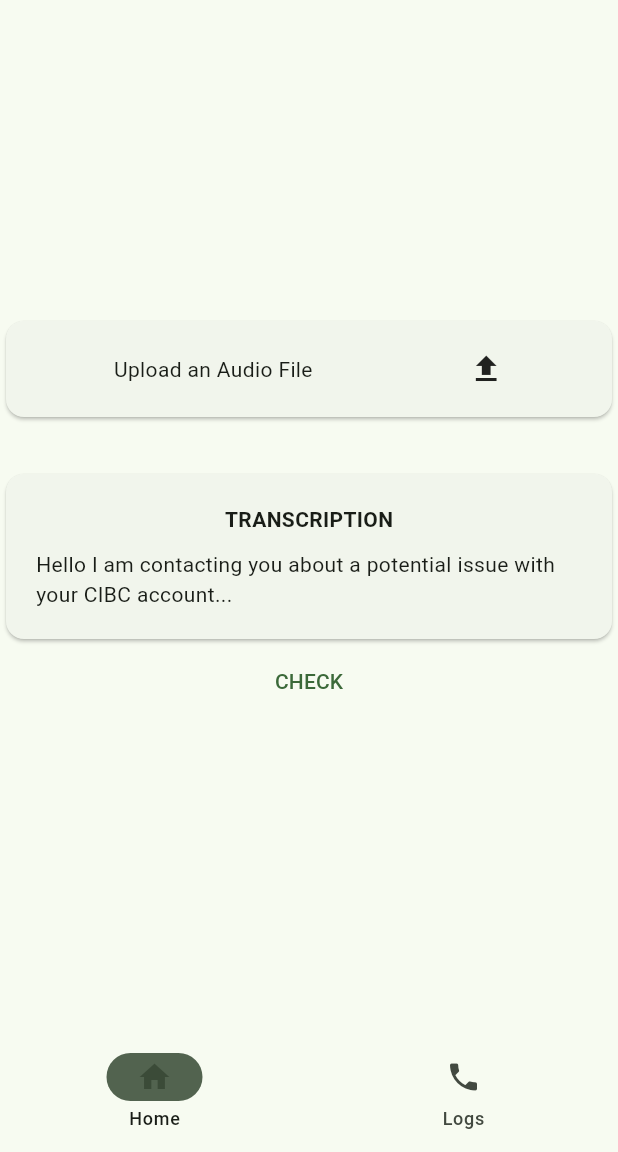
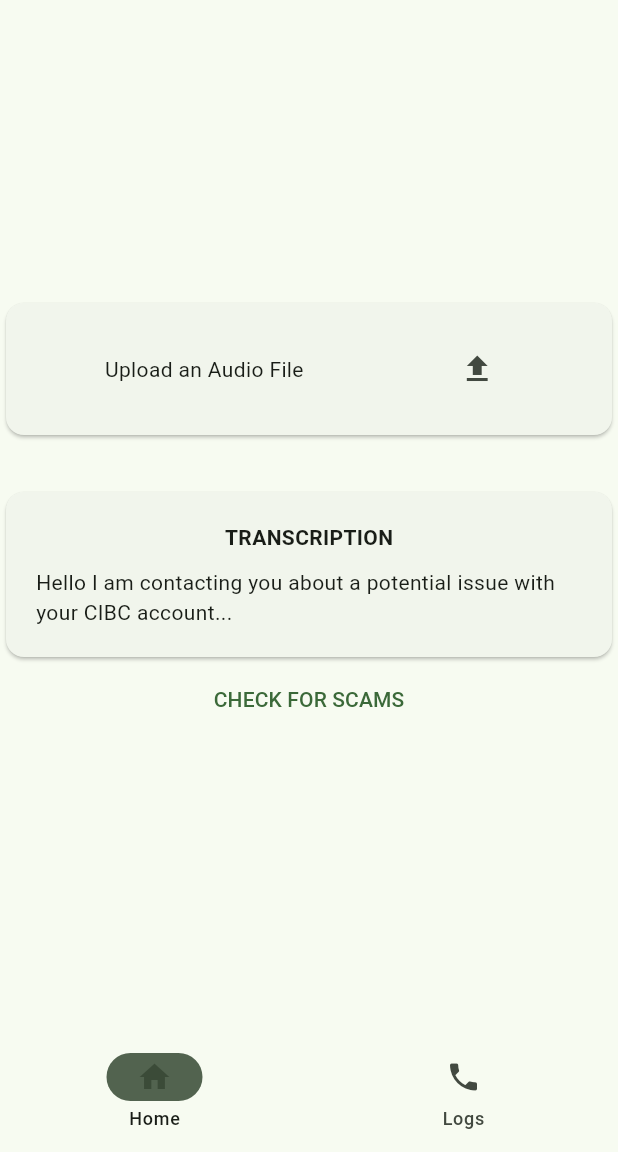
Before and after one commit to Kapetanios99/QHacks2024, a Flutter app: the screen it shows after launch, on a phone screen of 412 x 824 dp, the part 84-1236 px from its top. Run offline on Flutter 3.47's test engine with Material 3 defaults, Android fonts, the phone set to English and light mode, and no system bars; our stand-ins replace file_picker.

Commit message:
Added audio file upload functionality.

```diff
--- a/lib/main.dart
+++ b/lib/main.dart
@@ -1,25 +1,71 @@
 import 'package:call_safe/screens/homePage.dart';
 import 'package:call_safe/screens/logsPage.dart';
 import 'package:flutter/material.dart';
+import 'package:provider/provider.dart';
+import 'package:call_safe/widgets/upload.dart';
+import 'package:call_safe/widgets/transcribedText.dart';
+import 'package:call_safe/widgets/upload.dart';
+import 'package:call_safe/widgets/transcribedText.dart';
+import 'package:call_safe/widgets/scamDetected.dart';
+import 'package:call_safe/widgets/noScamDetected.dart';
+import 'dart:math';
+
 
 void main() {
-  runApp(MyApp());
+  runApp(const MyApp());
 }
 
 class MyApp extends StatelessWidget {
-  MyApp({super.key});
+  const MyApp({super.key});
 
   // This widget is the root of your application.
   @override
   Widget build(BuildContext context) {
-    return MaterialApp(
+    return ChangeNotifierProvider(
+      create: (context) => MyAppState(),
+      child: MaterialApp(
         title: 'CallSafe',
         theme: ThemeData(
           colorScheme: ColorScheme.fromSeed(seedColor: Colors.green),
           useMaterial3: true,
         ),
         home: MyHomePage(),
+      )
     );
+  }
+}
+
+class MyAppState extends ChangeNotifier {
+  var cardsList = <Widget>[
+    Upload(),
+    const SizedBox(height: 30),
+    TranscribedText(),
+  ];
+
+  int alert = 0;
+
+  void addCard(Widget card) {
+    cardsList.add(card);
+    notifyListeners();
+  }
+
+  void checkScam() {
+    int random = Random().nextInt(2);
+
+    if(alert == 1) {
+      cardsList.removeAt(cardsList.length - 1);
+    }
+
+    if (random == 0) {
+      cardsList.add(ScamDetected());
+    }
+    else {
+      cardsList.add(NoScamDetected());
+    }
+
+    alert = 1;
+
+    notifyListeners();
   }
 }
 
@@ -36,9 +82,9 @@
     Widget page;
     switch (selectedIndex) {
       case 0:
-        page = HomePage(title: "CallSafe");
+        page = const HomePage(title: "CallSafe");
       case 1:
-        page = LogsPage();
+        page = const LogsPage();
       default:
         throw UnimplementedError('no widget for $selectedIndex');
     }
@@ -54,7 +100,7 @@
           indicatorColor: Theme.of(context).colorScheme.secondary,
           backgroundColor: Theme.of(context).colorScheme.background,
           selectedIndex: selectedIndex,
-          destinations: <Widget>[
+          destinations: const <Widget>[
             NavigationDestination(
               selectedIcon: Icon(Icons.home),
               icon: Icon(Icons.home_outlined),
--- a/lib/screens/homePage.dart
+++ b/lib/screens/homePage.dart
@@ -1,9 +1,11 @@
 import 'package:flutter/material.dart';
+import 'package:call_safe/main.dart';
 import 'package:call_safe/widgets/upload.dart';
 import 'package:call_safe/widgets/transcribedText.dart';
 import 'package:call_safe/widgets/scamDetected.dart';
 import 'package:call_safe/widgets/noScamDetected.dart';
 import 'dart:math';
+import 'package:provider/provider.dart';
 
 class HomePage extends StatefulWidget {
   const HomePage({super.key, required this.title});
@@ -15,36 +17,10 @@
 }
 
 class _HomePageState extends State<HomePage> {
-  // keep track of if there's an active alert
-  int alert = 0;
-
-  var cardsList = <Widget>[
-    Upload(),
-    SizedBox(height: 30),
-    TranscribedText(),
-  ];
-
-  void checkScam() {
-    setState(() {
-      int random = Random().nextInt(2);
-
-      if(alert == 1) {
-        cardsList.removeAt(cardsList.length - 1);
-      }
-
-      if (random == 0) {
-        cardsList.add(ScamDetected());
-      }
-      else {
-        cardsList.add(NoScamDetected());
-      }
-
-      alert = 1;
-    });
-  }
-
   @override
   Widget build(BuildContext context) {
+
+    var appState = context.watch<MyAppState>();
 
     return Scaffold(
       appBar: AppBar(
@@ -55,10 +31,10 @@
         child: Column(
           mainAxisAlignment: MainAxisAlignment.center,
           children: [
-            ...cardsList,
+            ...appState.cardsList,
             TextButton(
-              onPressed: () => checkScam(),
-              child: const Text("CHECK"),
+              onPressed: () => appState.checkScam(),
+              child: const Text("CHECK FOR SCAMS"),
               ),
           ]
         ),
--- a/lib/screens/logsPage.dart
+++ b/lib/screens/logsPage.dart
@@ -25,6 +25,12 @@
             CallLog(),
             CallLog(),
             CallLog(),
+            CallLog(),
+            CallLog(),
+            CallLog(),
+            CallLog(),
+            CallLog(),
+            CallLog(),
           ]
         ),
       ),
--- a/lib/widgets/upload.dart
+++ b/lib/widgets/upload.dart
@@ -1,4 +1,8 @@
 import 'package:flutter/material.dart';
+import 'package:call_safe/screens/homePage.dart';
+import 'package:call_safe/main.dart';
+import 'package:provider/provider.dart';
+import 'package:call_safe/widgets/futureFile.dart';
 
 class Upload extends StatefulWidget {
   const Upload({
@@ -10,20 +14,24 @@
 }
 
 class _UploadState extends State<Upload> {
-
   @override
   Widget build(BuildContext context) {
-    return const Card(
+    var appState = context.watch<MyAppState>();
+
+    return Card(
       child: Padding(
         padding: EdgeInsets.all(20),
         child: Row(
           mainAxisAlignment: MainAxisAlignment.spaceAround,
           children: [
-            Text(
+            const Text(
               "Upload an Audio File"
             ),
-            Icon(
-              Icons.upload
+            IconButton(
+              icon: Icon(Icons.upload),
+              onPressed: () => {
+                appState.addCard(FutureFile())
+              },
             ),
           ]
         ),
--- a/pubspec.yaml
+++ b/pubspec.yaml
@@ -35,6 +35,8 @@
   # The following adds the Cupertino Icons font to your application.
   # Use with the CupertinoIcons class for iOS style icons.
   cupertino_icons: ^1.0.2
+  file_picker: ^6.1.1
+  provider: ^6.1.1
 
 dev_dependencies:
   flutter_test:
```
Also changed, not shown: lib/functions/audioUpload.dart (added, +16 -0 lines), lib/widgets/futureFile.dart (added, +31 -0 lines), pubspec.lock. Lines whose indentation alone changed are shown as unchanged.
